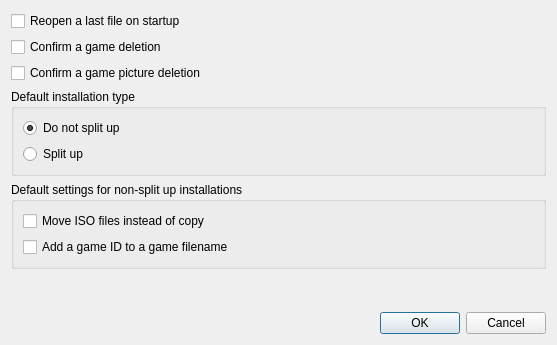
Above: src/SettingsDialog.ui from brainstream/OPL-PC-Tools before the change. Below: the same form after it.
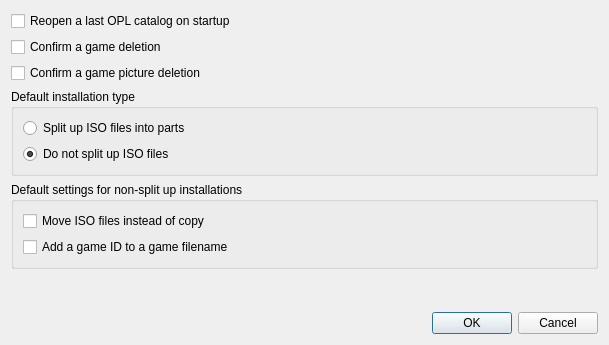
That is the form after the change.

The edit to the form file:
```diff
--- a/src/SettingsDialog.ui
+++ b/src/SettingsDialog.ui
@@ -6,7 +6,7 @@
    <rect>
     <x>0</x>
     <y>0</y>
-    <width>557</width>
+    <width>609</width>
     <height>345</height>
    </rect>
   </property>
@@ -20,7 +20,7 @@
    <item>
     <widget class="QCheckBox" name="mp_checkbox_reopen_last_session">
      <property name="text">
-      <string>Reopen a last file on startup</string>
+      <string>Reopen a last OPL catalog on startup</string>
      </property>
     </widget>
    </item>
@@ -44,23 +44,23 @@
       <string>Default installation type</string>
      </property>
      <layout class="QVBoxLayout" name="verticalLayout_2">
+      <item>
+       <widget class="QRadioButton" name="mp_radiobtn_split_up">
+        <property name="text">
+         <string>Split up ISO files into parts</string>
+        </property>
+       </widget>
+      </item>
       <item>
        <widget class="QRadioButton" name="mp_radiobtn_donot_split_up">
         <property name="text">
-         <string>Do not split up</string>
+         <string>Do not split up ISO files</string>
         </property>
         <property name="checked">
          <bool>true</bool>
         </property>
        </widget>
       </item>
-      <item>
-       <widget class="QRadioButton" name="mp_radiobtn_split_up">
-        <property name="text">
-         <string>Split up</string>
-        </property>
-       </widget>
-      </item>
      </layout>
     </widget>
    </item>
```
